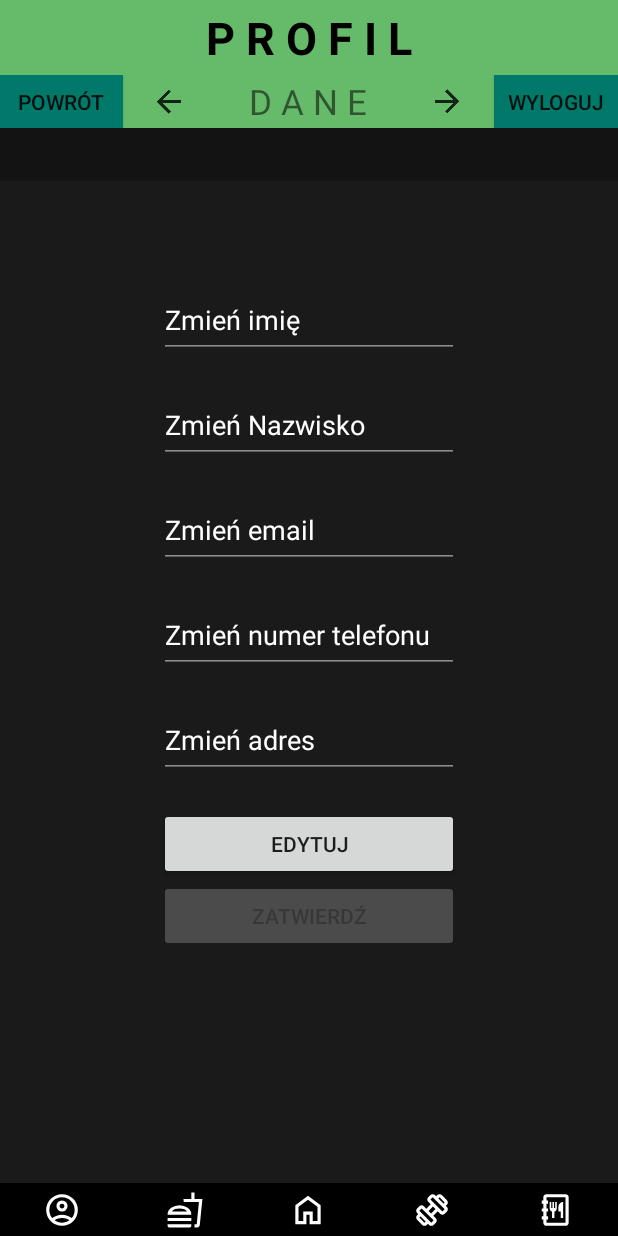
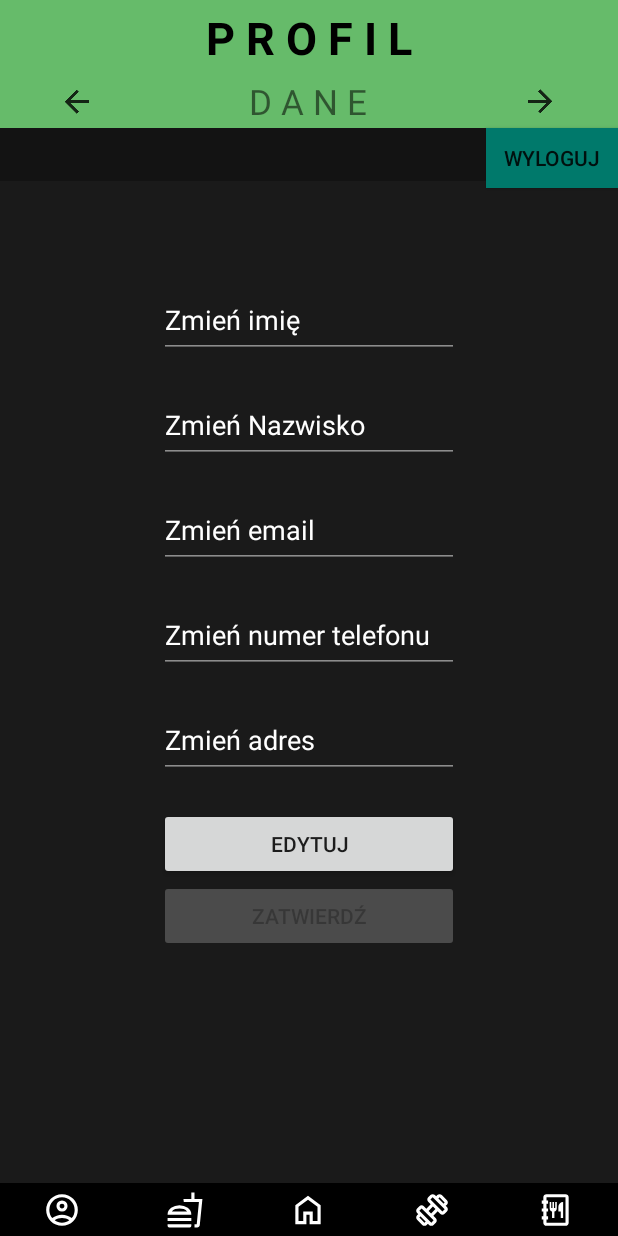
Before and after one commit to BambikJD/AplikacjaGit, an Android app built with Jetpack Compose: the ProfilActivity screen opened directly, with no data from a screen before it, on a phone screen of 412 x 824 dp. Run offline under Robolectric (Android 15) with nearby library versions, the phone set to English and light mode, and no system bars; our stand-ins replace Firebase (no records; nobody signed in at launch, a user with empty details on screens opened directly), Room's generated code; 1 statement that could not run was skipped.

Commit message:
update minipatch na janusie

```diff
--- a/app/src/main/java/com/example/aplikacjagit/ProfilActivity.kt
+++ b/app/src/main/java/com/example/aplikacjagit/ProfilActivity.kt
@@ -94,6 +94,9 @@ class ProfilActivity : ComponentActivity() {
         obliczButton.setOnClickListener { policzKalorie() }
         // funkcja zmiany danych, po prostu dużo kodu ale nic trudnego, zapytania do bazy danych i przklikanie wsyzstkich nowych danych
         ZatwierdzButton.setOnClickListener { zmienDane() }
+
+        aktywnosc.setSelection(2)
+        cel.setSelection(2)
 
         // wepelnianie danych z zakladki Preferencje twoimi danymi profilu
         if(app.celKalorii != null && app.celKalorii != 0) {
@@ -356,6 +359,7 @@ class ProfilActivity : ComponentActivity() {
         app.cel = danePreferencje.getInt("cel", 0)
         app.aktywnosc = danePreferencje.getInt("aktywnosc", 0)
 
+        Toast.makeText(this, "Zmieniono Cel kaloryczny - ${doceloweKalorie}kcal", Toast.LENGTH_SHORT).show()
     }
 
     fun przenies(Cel : Class<out Activity>){
--- a/app/src/main/res/layout/profil.xml
+++ b/app/src/main/res/layout/profil.xml
@@ -15,16 +15,6 @@
         app:layout_constraintEnd_toEndOf="parent"
         app:layout_constraintStart_toStartOf="parent"
         app:layout_constraintTop_toBottomOf="@+id/gornyNapis">
-
-        <Button
-            android:id="@+id/PowrotButton"
-            android:layout_width="0dp"
-            android:layout_height="match_parent"
-            android:layout_weight="1"
-            android:background="@color/teal_700"
-            android:text="Powrót"
-            app:layout_constraintStart_toStartOf="parent"
-            app:layout_constraintTop_toTopOf="parent" />
 
         <RelativeLayout
             android:layout_width="0dp"
@@ -67,18 +57,16 @@
 
         </RelativeLayout>
 
+    </LinearLayout>
     <Button
         android:id="@+id/WylogujButton"
         android:layout_width="0dp"
-            android:layout_height="match_parent"
+        android:layout_height="40dp"
         android:layout_weight="1"
         android:background="@color/teal_700"
         android:text="Wyloguj"
         app:layout_constraintEnd_toEndOf="parent"
-            app:layout_constraintTop_toTopOf="parent" />
-
-    </LinearLayout>
-
+        app:layout_constraintTop_toBottomOf="@id/opcje" />
     <TextView
         android:id="@+id/DaneLogowania"
         android:layout_width="match_parent"
@@ -196,6 +184,7 @@
             android:layout_width="200dp"
             android:textColor="@color/white"
             android:hint="Waga"
+            android:textColorHint="@color/white"
             android:backgroundTint="@color/white"
             android:layout_height="50dp">
         </EditText>
@@ -204,6 +193,7 @@
             android:id="@+id/wzrost"
             android:backgroundTint="@color/white"
             android:layout_width="200dp"
+            android:textColorHint="@color/white"
             android:textColor="@color/white"
             android:hint="Wzrost"
             android:layout_height="50dp">
@@ -213,6 +203,7 @@
             android:id="@+id/wiek"
             android:backgroundTint="@color/white"
             android:layout_width="200dp"
+            android:textColorHint="@color/white"
             android:textColor="@color/white"
             android:hint="Wiek"
             android:layout_height="50dp">
@@ -230,6 +221,7 @@
                 android:textColor="@color/white"
                 android:layout_width="100dp"
                 android:layout_gravity="center"
+                android:textColorHint="@color/white"
                 android:textSize="12sp"
                 android:layout_height="50dp"
                 android:text="Mężczyzna" />
@@ -237,6 +229,7 @@
             <RadioButton
                 android:id="@+id/kobieta"
                 android:layout_width="100dp"
+                android:textColorHint="@color/white"
                 android:textSize="12sp"
                 android:layout_gravity="center"
                 android:layout_height="50dp"
@@ -249,10 +242,12 @@
             android:layout_width="200dp"
             android:layout_height="50dp"
             android:spinnerMode="dropdown"
+            android:textColor="@color/white"
             android:prompt="@string/WybierzAktywnosc" />
 
         <Spinner
             android:id="@+id/cel"
+            android:textColor="@color/white"
             android:layout_width="200dp"
             android:layout_height="50dp"
             android:spinnerMode="dropdown"
```
Also changed, not shown: app/src/main/java/com/example/aplikacjagit/DietaActivity.kt (+0 -34 lines), app/src/main/res/layout/dieta.xml (+9 -18 lines). Lines whose indentation alone changed are shown as unchanged.
